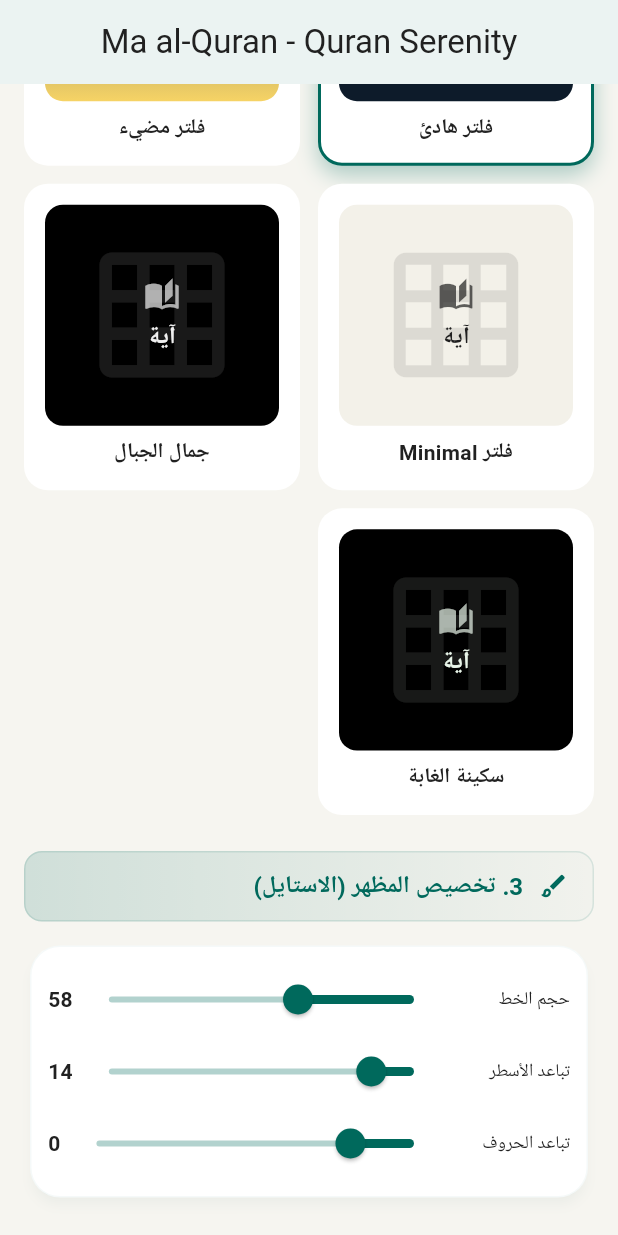
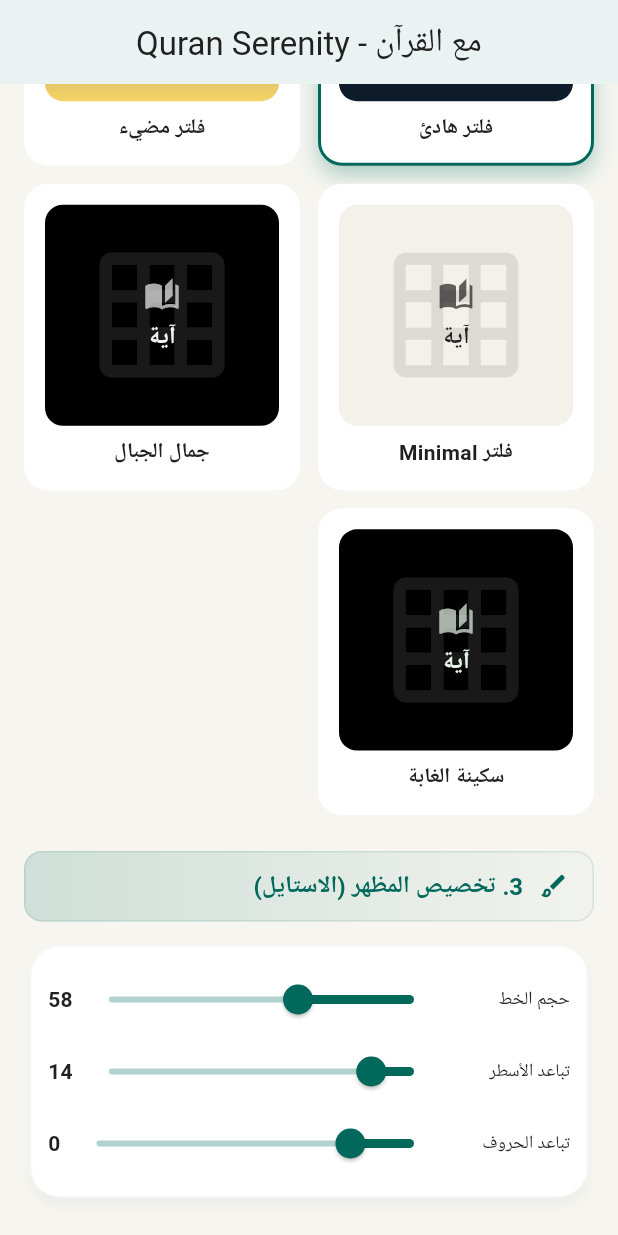
Before and after one commit to ahmedabdelhaleemnoby/quran_reels_generator, a Flutter app: the screen it shows after launch, scrolled down 576 dp, on a phone screen of 412 x 824 dp. Run offline on Flutter 3.47's test engine with Material 3 defaults, Android fonts, the phone set to English and light mode, and no system bars; our stand-ins replace file_picker, flutter_riverpod, image_picker, permission_handler, share_plus, video_player; missing offline and left inert: ffmpeg_kit_flutter_full; network calls fail; Roboto replaces fonts that are missing (Amiri).

Commit message:
feat: Implement new app icons for Android and iOS, and update the app display name and title to 'مع القرآن'.

```diff
--- a/lib/features/quran_generator/presentation/quran_generator_screen.dart
+++ b/lib/features/quran_generator/presentation/quran_generator_screen.dart
@@ -108,7 +108,7 @@ class _QuranGeneratorScreenState extends ConsumerState<QuranGeneratorScreen> {
 
     return Scaffold(
       appBar: AppBar(
-        title: const Text('Ma al-Quran - Quran Serenity'),
+        title: const Text('مع القرآن - Quran Serenity'),
         centerTitle: true,
       ),
       body: SafeArea(
```
Also changed, not shown: pubspec.yaml (+8 -1 lines), assets/images/app_icon.png (added), pubspec.lock, 29 other files.
